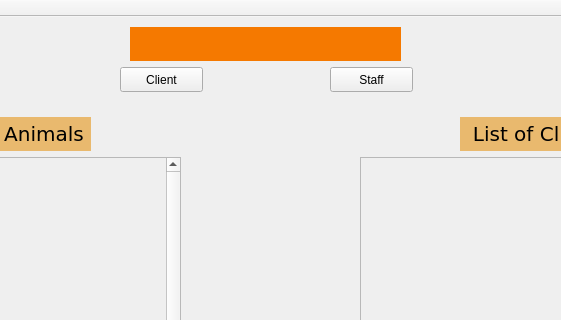
Old version of the form mainwindow.ui in the repository DevonHope/Animal-Shelter-Registry-System; both pictures show x 290 to 851 and y 0 to 320 of the 1230 by 557 pixel window.
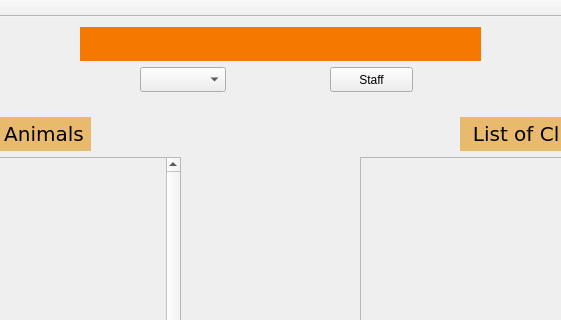
New version of the form.

Commit message: Implemented when logging in as a client, they can only edit their own files

What changed in the file:
```diff
--- a/mainwindow.ui
+++ b/mainwindow.ui
@@ -238,9 +238,9 @@
    <widget class="QLabel" name="label_3">
     <property name="geometry">
      <rect>
-      <x>420</x>
+      <x>370</x>
       <y>10</y>
-      <width>271</width>
+      <width>401</width>
       <height>34</height>
      </rect>
     </property>
@@ -265,19 +265,6 @@
      <set>Qt::AlignCenter</set>
     </property>
    </widget>
-   <widget class="QPushButton" name="clientButton">
-    <property name="geometry">
-     <rect>
-      <x>410</x>
-      <y>50</y>
-      <width>83</width>
-      <height>25</height>
-     </rect>
-    </property>
-    <property name="text">
-     <string>Client</string>
-    </property>
-   </widget>
    <widget class="QPushButton" name="staffButton">
     <property name="geometry">
      <rect>
@@ -291,6 +278,19 @@
      <string>Staff</string>
     </property>
    </widget>
+   <widget class="QComboBox" name="clientDropDown">
+    <property name="geometry">
+     <rect>
+      <x>430</x>
+      <y>50</y>
+      <width>86</width>
+      <height>25</height>
+     </rect>
+    </property>
+    <property name="currentText">
+     <string/>
+    </property>
+   </widget>
   </widget>
   <widget class="QMenuBar" name="menuBar">
    <property name="geometry">
```
The commit also changes 2 other files.
